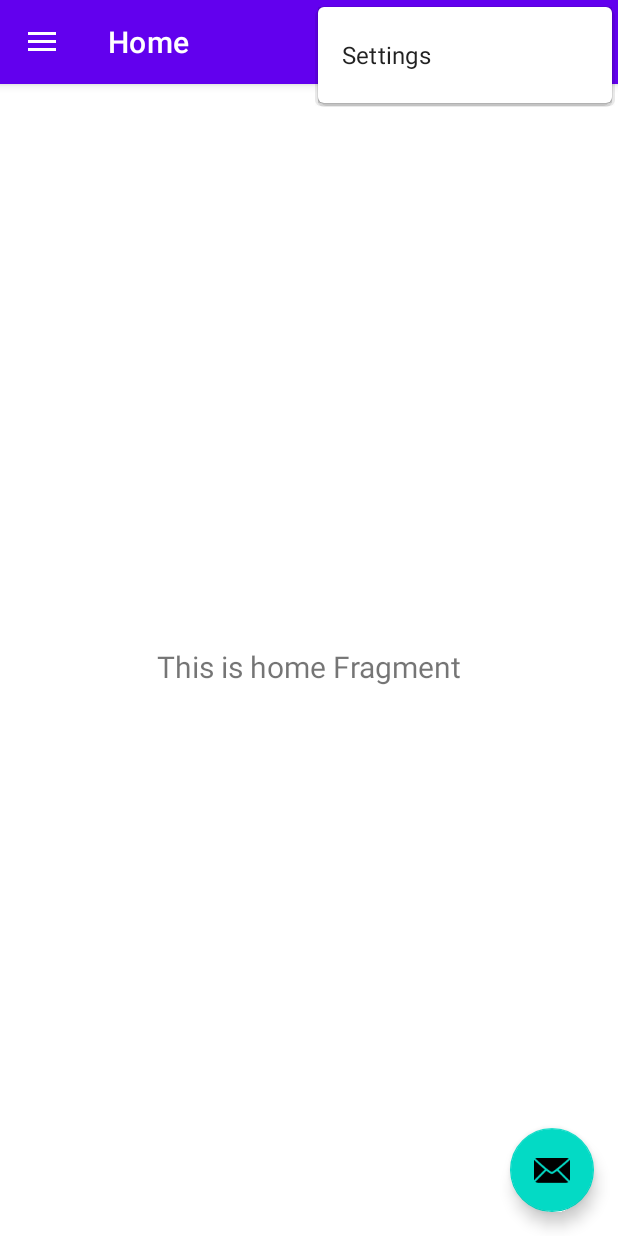
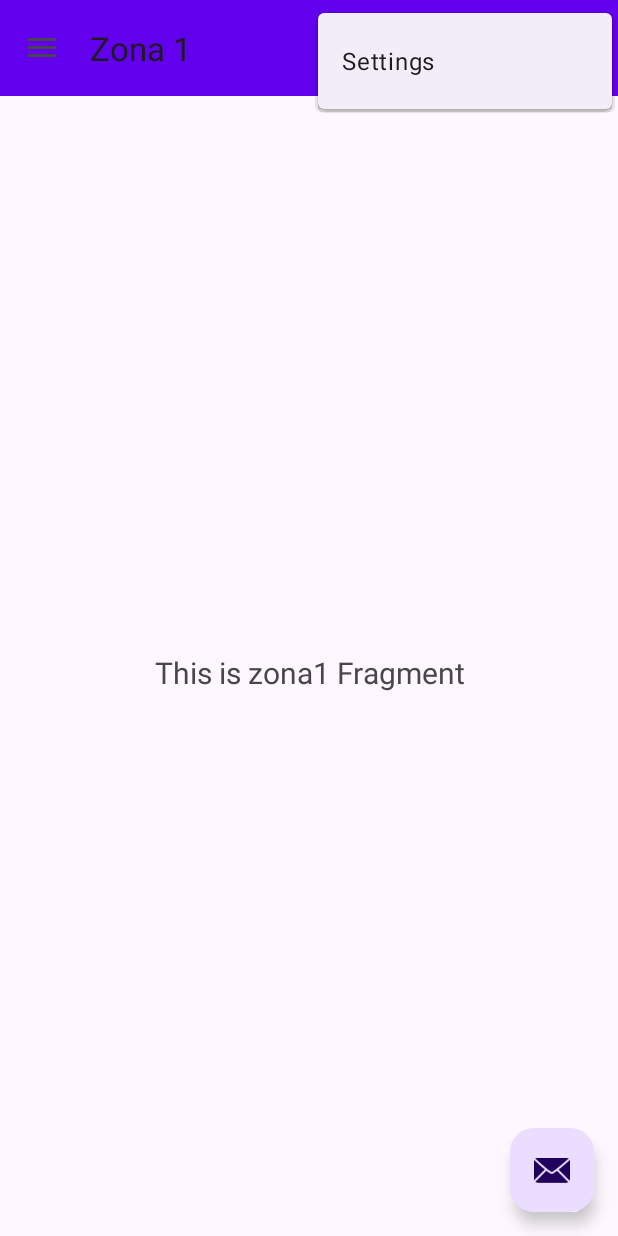
Before and after one commit to Dzendo/MediaGid, an Android app: the screen it shows after launch (MainActivity), with the options menu open, on a phone screen of 412 x 824 dp. Run offline under Robolectric (Android 15) with nearby library versions, the phone set to English and light mode, and no system bars; our stand-ins replace navigation-ui.

Commit message:
Second init

```diff
--- a/app/src/main/java/com/dinadurykina/mediagid/MainActivity.kt
+++ b/app/src/main/java/com/dinadurykina/mediagid/MainActivity.kt
@@ -39,7 +39,7 @@ class MainActivity : AppCompatActivity() {
         // поскольку каждое меню следует рассматривать как пункты назначения верхнего уровня.
         appBarConfiguration = AppBarConfiguration(
             setOf(
-                R.id.nav_home, R.id.nav_gallery, R.id.nav_slideshow
+                R.id.nav_zona1, R.id.nav_zona2, R.id.nav_zona3
             ), drawerLayout
         )
         setupActionBarWithNavController(navController, appBarConfiguration)
--- a/app/src/main/java/com/dinadurykina/mediagid/ui/gallery/GalleryFragment.kt
+++ b/app/src/main/java/com/dinadurykina/mediagid/ui/zona1/Zona1Fragment.kt
@@ -1,4 +1,4 @@
-package com.dinadurykina.mediagid.ui.gallery
+package com.dinadurykina.mediagid.ui.zona1
 
 import android.os.Bundle
 import android.view.LayoutInflater
@@ -7,11 +7,11 @@ import android.view.ViewGroup
 import android.widget.TextView
 import androidx.fragment.app.Fragment
 import androidx.lifecycle.ViewModelProvider
-import com.dinadurykina.mediagid.databinding.FragmentGalleryBinding
+import com.dinadurykina.mediagid.databinding.FragmentZona1Binding
 
-class GalleryFragment : Fragment() {
+class Zona1Fragment : Fragment() {
 
-    private var _binding: FragmentGalleryBinding? = null
+    private var _binding: FragmentZona1Binding? = null
 
     // This property is only valid between onCreateView and onDestroyView.
     // Это свойство действует только между onCreateView и onDestroyView.
@@ -22,14 +22,14 @@ class GalleryFragment : Fragment() {
         container: ViewGroup?,
         savedInstanceState: Bundle?
     ): View {
-        val galleryViewModel =
-            ViewModelProvider(this).get(GalleryViewModel::class.java)
+        val zona1ViewModel =
+            ViewModelProvider(this).get(Zona1ViewModel::class.java)
 
-        _binding = FragmentGalleryBinding.inflate(inflater, container, false)
+        _binding = FragmentZona1Binding.inflate(inflater, container, false)
         val root: View = binding.root
 
-        val textView: TextView = binding.textGallery
-        galleryViewModel.text.observe(viewLifecycleOwner) {
+        val textView: TextView = binding.textZona1
+        zona1ViewModel.text.observe(viewLifecycleOwner) {
             textView.text = it
         }
         return root
--- a/app/src/main/java/com/dinadurykina/mediagid/ui/slideshow/SlideshowViewModel.kt
+++ b/app/src/main/java/com/dinadurykina/mediagid/ui/zona1/Zona1ViewModel.kt
@@ -1,13 +1,13 @@
-package com.dinadurykina.mediagid.ui.slideshow
+package com.dinadurykina.mediagid.ui.zona1
 
 import androidx.lifecycle.LiveData
 import androidx.lifecycle.MutableLiveData
 import androidx.lifecycle.ViewModel
 
-class SlideshowViewModel : ViewModel() {
+class Zona1ViewModel : ViewModel() {
 
     private val _text = MutableLiveData<String>().apply {
-        value = "This is slideshow Fragment"
+        value = "This is zona1 Fragment"
     }
     val text: LiveData<String> = _text
 }
--- a/app/src/main/java/com/dinadurykina/mediagid/ui/home/HomeFragment.kt
+++ b/app/src/main/java/com/dinadurykina/mediagid/ui/zona2/Zona2Fragment.kt
@@ -1,4 +1,4 @@
-package com.dinadurykina.mediagid.ui.home
+package com.dinadurykina.mediagid.ui.zona2
 
 import android.os.Bundle
 import android.view.LayoutInflater
@@ -7,11 +7,11 @@ import android.view.ViewGroup
 import android.widget.TextView
 import androidx.fragment.app.Fragment
 import androidx.lifecycle.ViewModelProvider
-import com.dinadurykina.mediagid.databinding.FragmentHomeBinding
+import com.dinadurykina.mediagid.databinding.FragmentZona2Binding
 
-class HomeFragment : Fragment() {
+class Zona2Fragment : Fragment() {
 
-    private var _binding: FragmentHomeBinding? = null
+    private var _binding: FragmentZona2Binding? = null
 
     // This property is only valid between onCreateView and onDestroyView.
     // Это свойство действует только между onCreateView и onDestroyView.
@@ -22,14 +22,14 @@ class HomeFragment : Fragment() {
         container: ViewGroup?,
         savedInstanceState: Bundle?
     ): View {
-        val homeViewModel =
-            ViewModelProvider(this).get(HomeViewModel::class.java)
+        val zona2ViewModel =
+            ViewModelProvider(this).get(Zona2ViewModel::class.java)
 
-        _binding = FragmentHomeBinding.inflate(inflater, container, false)
+        _binding = FragmentZona2Binding.inflate(inflater, container, false)
         val root: View = binding.root
 
-        val textView: TextView = binding.textHome
-        homeViewModel.text.observe(viewLifecycleOwner) {
+        val textView: TextView = binding.textZona2
+        zona2ViewModel.text.observe(viewLifecycleOwner) {
             textView.text = it
         }
         return root
--- a/app/src/main/java/com/dinadurykina/mediagid/ui/home/HomeViewModel.kt
+++ b/app/src/main/java/com/dinadurykina/mediagid/ui/zona2/Zona2ViewModel.kt
@@ -1,13 +1,13 @@
-package com.dinadurykina.mediagid.ui.home
+package com.dinadurykina.mediagid.ui.zona2
 
 import androidx.lifecycle.LiveData
 import androidx.lifecycle.MutableLiveData
 import androidx.lifecycle.ViewModel
 
-class HomeViewModel : ViewModel() {
+class Zona2ViewModel : ViewModel() {
 
     private val _text = MutableLiveData<String>().apply {
-        value = "This is home Fragment"
+        value = "This is zona2 Fragment"
     }
     val text: LiveData<String> = _text
 }
--- a/app/src/main/java/com/dinadurykina/mediagid/ui/gallery/GalleryViewModel.kt
+++ b/app/src/main/java/com/dinadurykina/mediagid/ui/zona3/Zona3ViewModel.kt
@@ -1,13 +1,13 @@
-package com.dinadurykina.mediagid.ui.gallery
+package com.dinadurykina.mediagid.ui.zona3
 
 import androidx.lifecycle.LiveData
 import androidx.lifecycle.MutableLiveData
 import androidx.lifecycle.ViewModel
 
-class GalleryViewModel : ViewModel() {
+class Zona3ViewModel : ViewModel() {
 
     private val _text = MutableLiveData<String>().apply {
-        value = "This is gallery Fragment"
+        value = "This is zona3 Fragment"
     }
     val text: LiveData<String> = _text
 }
--- a/app/src/main/res/layout/fragment_slideshow.xml
+++ b/app/src/main/res/layout/fragment_zona1.xml
@@ -4,10 +4,10 @@
     xmlns:tools="http://schemas.android.com/tools"
     android:layout_width="match_parent"
     android:layout_height="match_parent"
-    tools:context=".ui.slideshow.SlideshowFragment">
+    tools:context=".ui.zona1.Zona1Fragment">
 
     <TextView
-        android:id="@+id/text_slideshow"
+        android:id="@+id/text_zona1"
         android:layout_width="match_parent"
         android:layout_height="wrap_content"
         android:layout_marginStart="8dp"
--- a/app/src/main/res/layout/fragment_home.xml
+++ b/app/src/main/res/layout/fragment_zona2.xml
@@ -4,10 +4,10 @@
     xmlns:tools="http://schemas.android.com/tools"
     android:layout_width="match_parent"
     android:layout_height="match_parent"
-    tools:context=".ui.home.HomeFragment">
+    tools:context=".ui.zona2.Zona2Fragment">
 
     <TextView
-        android:id="@+id/text_home"
+        android:id="@+id/text_zona2"
         android:layout_width="match_parent"
         android:layout_height="wrap_content"
         android:layout_marginStart="8dp"
--- a/app/src/main/res/layout/fragment_gallery.xml
+++ b/app/src/main/res/layout/fragment_zona3.xml
@@ -4,10 +4,10 @@
     xmlns:tools="http://schemas.android.com/tools"
     android:layout_width="match_parent"
     android:layout_height="match_parent"
-    tools:context=".ui.gallery.GalleryFragment">
+    tools:context=".ui.zona3.Zona3Fragment">
 
     <TextView
-        android:id="@+id/text_gallery"
+        android:id="@+id/text_zona3"
         android:layout_width="match_parent"
         android:layout_height="wrap_content"
         android:layout_marginStart="8dp"
--- a/app/src/main/res/menu/activity_main_drawer.xml
+++ b/app/src/main/res/menu/activity_main_drawer.xml
@@ -5,16 +5,16 @@
 
     <group android:checkableBehavior="single">
         <item
-            android:id="@+id/nav_home"
+            android:id="@+id/nav_zona1"
             android:icon="@drawable/ic_menu_camera"
-            android:title="@string/menu_home" />
+            android:title="@string/menu_zona1" />
         <item
-            android:id="@+id/nav_gallery"
+            android:id="@+id/nav_zona2"
             android:icon="@drawable/ic_menu_gallery"
-            android:title="@string/menu_gallery" />
+            android:title="@string/menu_zona2" />
         <item
-            android:id="@+id/nav_slideshow"
+            android:id="@+id/nav_zona3"
             android:icon="@drawable/ic_menu_slideshow"
-            android:title="@string/menu_slideshow" />
+            android:title="@string/menu_zona3" />
     </group>
 </menu>
--- a/app/src/main/res/navigation/mobile_navigation.xml
+++ b/app/src/main/res/navigation/mobile_navigation.xml
@@ -3,23 +3,23 @@
     xmlns:app="http://schemas.android.com/apk/res-auto"
     xmlns:tools="http://schemas.android.com/tools"
     android:id="@+id/mobile_navigation"
-    app:startDestination="@+id/nav_home">
+    app:startDestination="@+id/nav_zona1">
 
     <fragment
-        android:id="@+id/nav_home"
-        android:name="com.dinadurykina.mediagid.ui.home.HomeFragment"
-        android:label="@string/menu_home"
-        tools:layout="@layout/fragment_home" />
+        android:id="@+id/nav_zona1"
+        android:name="com.dinadurykina.mediagid.ui.zona1.Zona1Fragment"
+        android:label="@string/menu_zona1"
+        tools:layout="@layout/fragment_zona1" />
 
     <fragment
-        android:id="@+id/nav_gallery"
-        android:name="com.dinadurykina.mediagid.ui.gallery.GalleryFragment"
-        android:label="@string/menu_gallery"
-        tools:layout="@layout/fragment_gallery" />
+        android:id="@+id/nav_zona2"
+        android:name="com.dinadurykina.mediagid.ui.zona2.Zona2Fragment"
+        android:label="@string/menu_zona2"
+        tools:layout="@layout/fragment_zona2" />
 
     <fragment
-        android:id="@+id/nav_slideshow"
-        android:name="com.dinadurykina.mediagid.ui.slideshow.SlideshowFragment"
-        android:label="@string/menu_slideshow"
-        tools:layout="@layout/fragment_slideshow" />
+        android:id="@+id/nav_zona3"
+        android:name="com.dinadurykina.mediagid.ui.zona3.Zona3Fragment"
+        android:label="@string/menu_zona3"
+        tools:layout="@layout/fragment_zona3" />
 </navigation>
--- a/app/src/main/res/values/strings.xml
+++ b/app/src/main/res/values/strings.xml
@@ -2,12 +2,12 @@
     <string name="app_name">mediagid</string>
     <string name="navigation_drawer_open">Open navigation drawer</string>
     <string name="navigation_drawer_close">Close navigation drawer</string>
-    <string name="nav_header_title">Android Studio</string>
+    <string name="nav_header_title">Media Git</string>
     <string name="nav_header_subtitle">android.studio@android.com</string>
     <string name="nav_header_desc">Navigation header</string>
     <string name="action_settings">Settings</string>
 
-    <string name="menu_home">Home</string>
-    <string name="menu_gallery">Gallery</string>
-    <string name="menu_slideshow">Slideshow</string>
+    <string name="menu_zona1">Zona 1</string>
+    <string name="menu_zona2">Zona 2</string>
+    <string name="menu_zona3">Zona 3</string>
 </resources>
--- a/app/src/main/res/values/themes.xml
+++ b/app/src/main/res/values/themes.xml
@@ -1,6 +1,7 @@
 <resources xmlns:tools="http://schemas.android.com/tools">
     <!-- Base application theme. -->
-    <style name="Theme.Mediagid" parent="Theme.MaterialComponents.DayNight.DarkActionBar">
+    <style name="Theme.Mediagid" parent="Theme.Material3.Light.NoActionBar">
+    <!--style name="Theme.Mediagid" parent="Theme.MaterialComponents.DayNight.DarkActionBar"-->
         <!-- Primary brand color. -->
         <item name="colorPrimary">@color/purple_500</item>
         <item name="colorPrimaryVariant">@color/purple_700</item>
@@ -19,7 +20,9 @@
         <item name="windowNoTitle">true</item>
     </style>
 
-    <style name="Theme.Mediagid.AppBarOverlay" parent="ThemeOverlay.AppCompat.Dark.ActionBar" />
+    <!--style name="Theme.Mediagid.AppBarOverlay" parent="ThemeOverlay.AppCompat.Dark.ActionBar" /-->
+    <style name="Theme.Mediagid.AppBarOverlay" parent="ThemeOverlay.Material3" />
 
-    <style name="Theme.Mediagid.PopupOverlay" parent="ThemeOverlay.AppCompat.Light" />
+    <!--style name="Theme.Mediagid.PopupOverlay" parent="ThemeOverlay.AppCompat.Light" /-->
+    <style name="Theme.Mediagid.PopupOverlay" parent="ThemeOverlay.Material3.Light" />
 </resources>
--- a/app/src/main/res/xml/backup_rules.xml
+++ b/app/src/main/res/xml/backup_rules.xml
@@ -1,5 +1,6 @@
 <?xml version="1.0" encoding="utf-8"?><!--
    Sample backup rules file; uncomment and customize as necessary.
+   Пример файла правил извлечения данных; раскомментируйте и настройте по мере необходимости.
    See https://developer.android.com/guide/topics/data/autobackup
    for details.
    Note: This file is ignored for devices older that API 31
--- a/app/src/main/res/xml/data_extraction_rules.xml
+++ b/app/src/main/res/xml/data_extraction_rules.xml
@@ -1,5 +1,6 @@
 <?xml version="1.0" encoding="utf-8"?><!--
    Sample data extraction rules file; uncomment and customize as necessary.
+   Пример файла правил извлечения данных; раскомментируйте и настройте по мере необходимости.
    See https://developer.android.com/about/versions/12/backup-restore#xml-changes
    for details.
 -->
```
Also changed, not shown: app/src/main/java/com/dinadurykina/mediagid/ui/zona3/Zona3Fragment.kt (renamed from app/src/main/java/com/dinadurykina/mediagid/ui/slideshow/SlideshowFragment.kt, +9 -9 lines), app/src/main/res/drawable/zona_1.jpg (added), app/src/main/res/drawable/zona_2.jpg (added), app/src/main/res/drawable/zona_3.png (added), 1 other file.
